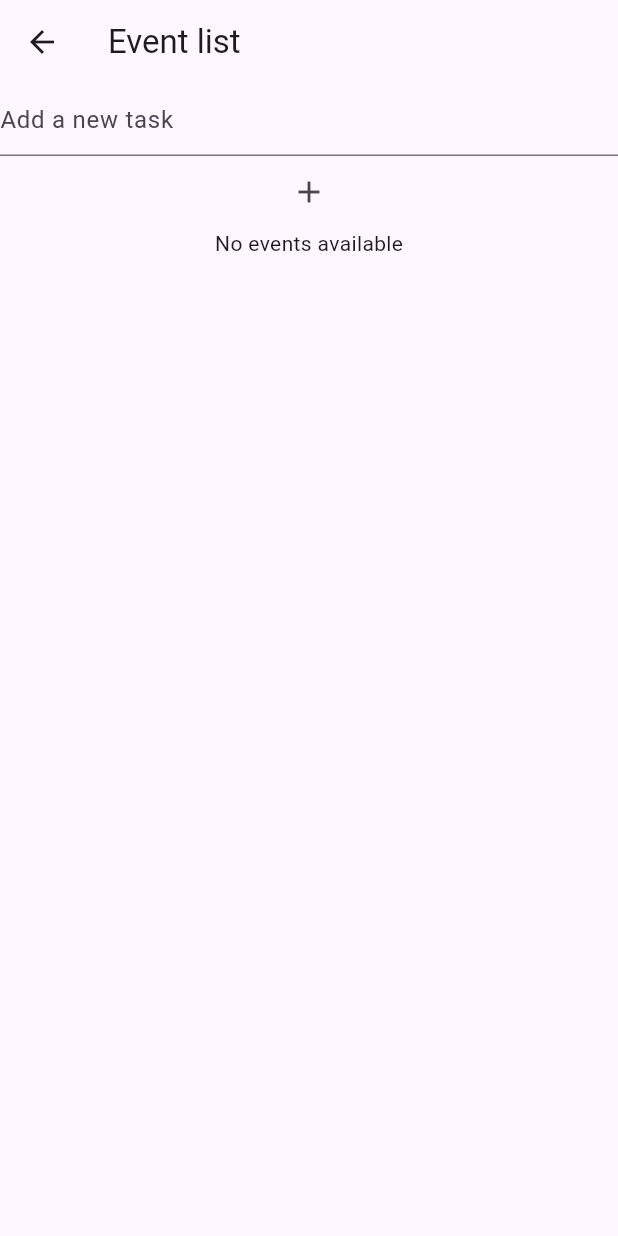
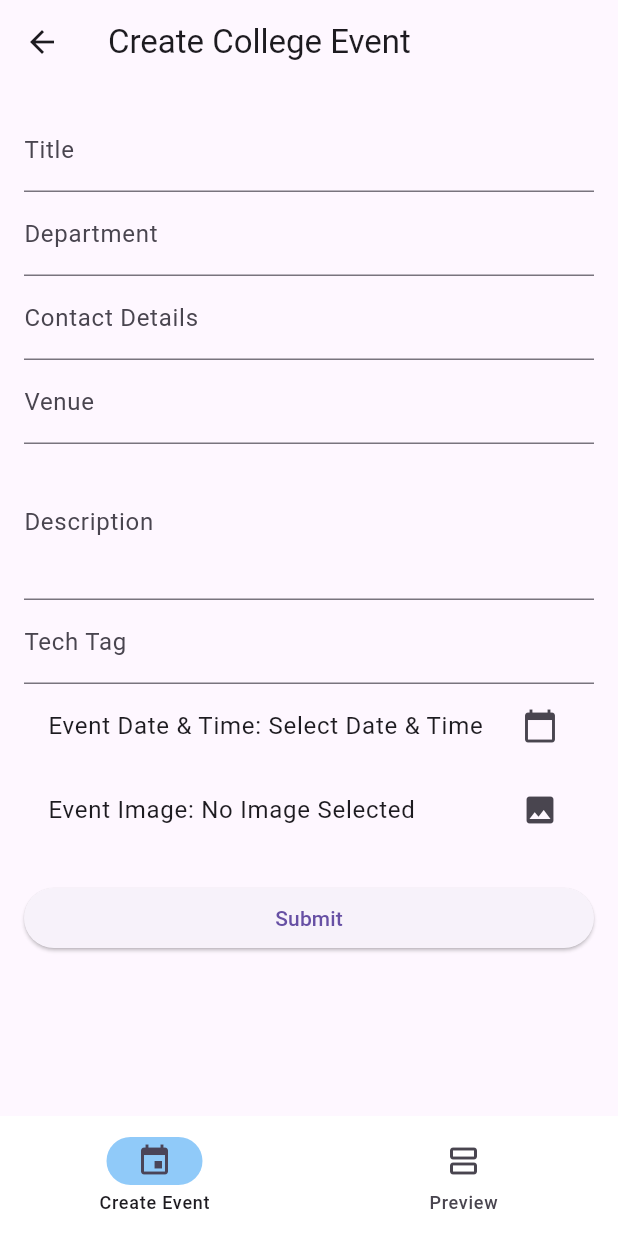
Before and after one commit to Deepak-Kumar-01/Universify, a Flutter app: the CollegeEvents screen opened directly, on a phone screen of 412 x 824 dp. Run offline on Flutter 3.47's test engine with Material 3 defaults, Android fonts, the phone set to English and light mode, and no system bars; our stand-ins replace cloud_firestore, firebase_auth, firebase_core, flutter_native_splash, flutter_secure_storage, image_picker; accounts and stored records are empty; generated files the repository leaves out were written again.

Commit message:
Event form connected to backend

```diff
--- a/lib/modals/event_model.dart
+++ b/lib/modals/event_model.dart
@@ -1,27 +1,83 @@
+// import 'package:cloud_firestore/cloud_firestore.dart';
+//
+// class EventModel {
+//   String title;
+//   bool isDone;
+//   Timestamp createdOn;
+//
+//   EventModel({required this.title, required this.isDone, required this.createdOn});
+//
+//   // Convert Event to Map for Firestore
+//   Map<String,dynamic> toMap(){
+//     return{
+//       'title':title,
+//       'isDone':isDone,
+//       'createdOn':createdOn
+//     };
+//   }
+//
+//   //Convert firebase Document to Event object
+//   factory EventModel.fromDocument(DocumentSnapshot doc){
+//     return EventModel(
+//       title: doc['title'],
+//       isDone: doc['isDone'],
+//       createdOn: doc['createdOn']
+//     );
+//   }
+// }
+
 import 'package:cloud_firestore/cloud_firestore.dart';
 
 class EventModel {
-  String title;
-  bool isDone;
-  Timestamp createdOn;
+  final String title;
+  final String department;
+  final DateTime dateTime;
+  final String contactDetails;
+  final String venue;
+  final String description;
+  final String techTag;
+  final String? imageUrl;
+  final bool isDone;
 
-  EventModel({required this.title, required this.isDone, required this.createdOn});
+  EventModel({
+    required this.title,
+    required this.department,
+    required this.dateTime,
+    required this.contactDetails,
+    required this.venue,
+    required this.description,
+    required this.techTag,
+    this.imageUrl,
+    this.isDone = false,
+  });
 
-  // Convert Event to Map for Firestore
-  Map<String,dynamic> toMap(){
-    return{
-      'title':title,
-      'isDone':isDone,
-      'createdOn':createdOn
+  // Factory constructor to create an instance of CollegeEvent from Firestore
+  factory EventModel.fromDocument(DocumentSnapshot doc) {
+    return EventModel(
+      title: doc['title'] ?? '',
+      department: doc['department'] ?? '',
+      dateTime: (doc['dateTime'] as Timestamp).toDate(),
+      contactDetails: doc['contactDetails'] ?? '',
+      venue: doc['venue'] ?? '',
+      description: doc['description'] ?? '',
+      techTag: doc['techTag'] ?? '',
+      imageUrl: doc['imageUrl'],
+      isDone: doc['isDone'] ?? false,
+    );
+  }
+
+  // Method to convert CollegeEvent to Map for saving in Firestore
+  Map<String, dynamic> toMap() {
+    return {
+      'title': title,
+      'department': department,
+      'dateTime': dateTime,
+      'contactDetails': contactDetails,
+      'venue': venue,
+      'description': description,
+      'techTag': techTag,
+      'imageUrl': imageUrl,
+      'isDone': isDone,
     };
   }
-
-  //Convert firebase Document to Event object
-  factory EventModel.fromDocument(DocumentSnapshot doc){
-    return EventModel(
-      title: doc['title'],
-      isDone: doc['isDone'],
-      createdOn: doc['createdOn']
-    );
-  }
 }
--- a/lib/services/event_database_services.dart
+++ b/lib/services/event_database_services.dart
@@ -18,15 +18,31 @@ class EventDatabaseServices {
   }
 
   //Add new event
-  Future<void> addEvent(String title)async{
+  Future<void> addEvent(
+      String title,
+      String department,
+      DateTime dateTime,
+      String contactDetails,
+      String venue,
+      String description,
+      String techTag,
+      String imageUrl,
+      bool isDone) async {
     await eventCollectionReference.add({
-      'title':title,
-      'isDone':false,
-      'createdOn':DateTime.timestamp()
+      'title': title,
+      'department': department,
+      'dateTime': dateTime,
+      'contactDetails': contactDetails,
+      'venue': venue,
+      'description': description,
+      'techTag': techTag,
+      'imageUrl':imageUrl,
+      'isDone':isDone
     });
   }
+
   //Delete Event
-  Future<void> deleteEvent(String id) async{
+  Future<void> deleteEvent(String id) async {
     await eventCollectionReference.doc(id).delete();
   }
 }
--- /dev/null
+++ b/lib/views/events/CollegeEventForm.dart
@@ -0,0 +1,146 @@
+import 'package:flutter/material.dart';
+import 'package:intl/intl.dart';
+import 'package:image_picker/image_picker.dart';
+import 'package:universify/services/event_database_services.dart';
+
+class CollegeEventForm extends StatefulWidget {
+  @override
+  _CollegeEventFormState createState() => _CollegeEventFormState();
+}
+
+class _CollegeEventFormState extends State<CollegeEventForm> {
+  final _formKey = GlobalKey<FormState>();
+  final EventDatabaseServices eventDatabaseServices=EventDatabaseServices("mca_event");
+
+  String? title;
+  String? department;
+  DateTime? dateTime;
+  String? contactDetails;
+  String? venue;
+  String? description;
+  String? techTag;
+  String? imageUrl;
+
+  Future<void> _pickDateTime() async {
+    final pickedDate = await showDatePicker(
+      context: context,
+      initialDate: DateTime.now(),
+      firstDate: DateTime(2000),
+      lastDate: DateTime(2100),
+    );
+    if (pickedDate != null) {
+      final pickedTime = await showTimePicker(
+        context: context,
+        initialTime: TimeOfDay.now(),
+      );
+      if (pickedTime != null) {
+        setState(() {
+          dateTime = DateTime(
+            pickedDate.year,
+            pickedDate.month,
+            pickedDate.day,
+            pickedTime.hour,
+            pickedTime.minute,
+          );
+        });
+      }
+    }
+  }
+
+  Future<void> _pickImage() async {
+    final image = await ImagePicker().pickImage(source: ImageSource.gallery);
+    if (image != null) {
+      setState(() {
+        imageUrl = image.path;
+      });
+    }
+  }
+
+  @override
+  Widget build(BuildContext context) {
+    return Scaffold(
+      appBar: AppBar(title: Text('Create College Event')),
+      body: Padding(
+        padding: const EdgeInsets.all(16.0),
+        child: Form(
+          key: _formKey,
+          child: ListView(
+            children: [
+              TextFormField(
+                decoration: InputDecoration(labelText: 'Title'),
+                onSaved: (value) => title = value,
+                validator: (value) =>
+                value == null || value.isEmpty ? 'Enter title' : null,
+              ),
+              TextFormField(
+                decoration: InputDecoration(labelText: 'Department'),
+                onSaved: (value) => department = value,
+                validator: (value) =>
+                value == null || value.isEmpty ? 'Enter department' : null,
+              ),
+              TextFormField(
+                decoration: InputDecoration(labelText: 'Contact Details'),
+                onSaved: (value) => contactDetails = value,
+                validator: (value) => value == null || value.isEmpty
+                    ? 'Enter contact details'
+                    : null,
+              ),
+              TextFormField(
+                decoration: InputDecoration(labelText: 'Venue'),
+                onSaved: (value) => venue = value,
+                validator: (value) =>
+                value == null || value.isEmpty ? 'Enter venue' : null,
+              ),
+              TextFormField(
+                decoration: InputDecoration(labelText: 'Description'),
+                onSaved: (value) => description = value,
+                validator: (value) =>
+                value == null || value.isEmpty ? 'Enter description' : null,
+                maxLines: 3,
+              ),
+              TextFormField(
+                decoration: InputDecoration(labelText: 'Tech Tag'),
+                onSaved: (value) => techTag = value,
+                validator: (value) =>
+                value == null || value.isEmpty ? 'Enter tech tag' : null,
+              ),
+              ListTile(
+                title: Text(
+                  'Event Date & Time: ${dateTime != null ? DateFormat('yyyy-MM-dd HH:mm').format(dateTime!) : 'Select Date & Time'}',
+                ),
+                trailing: Icon(Icons.calendar_today),
+                onTap: _pickDateTime,
+              ),
+              ListTile(
+                title: Text(
+                  'Event Image: ${imageUrl != null ? imageUrl!.split('/').last : 'No Image Selected'}',
+                ),
+                trailing: Icon(Icons.image),
+                onTap: _pickImage,
+              ),
+              SizedBox(height: 20),
+              ElevatedButton(
+                onPressed: () {
+                  if (_formKey.currentState!.validate()) {
+                    _formKey.currentState!.save();
+                    // Now you can use these variables to create a CollegeEventCard or process further
+                    eventDatabaseServices.addEvent(title!, department!, dateTime!, contactDetails!, venue!, description!, techTag!, imageUrl!, false);
+                    print("Title: $title");
+                    print("Department: $department");
+                    print("DateTime: $dateTime");
+                    print("Contact Details: $contactDetails");
+                    print("Venue: $venue");
+                    print("Description: $description");
+                    print("Tech Tag: $techTag");
+                    print("Image URL: $imageUrl");
+                  }
+                },
+                child: Text('Submit'),
+              ),
+            ],
+          ),
+        ),
+      ),
+    );
+  }
+}
--- /dev/null
+++ b/lib/views/events/collegeEventView.dart
@@ -0,0 +1,67 @@
+import 'package:flutter/material.dart';
+
+import '../../services/event_database_services.dart';
+import 'collegeEventCard.dart';
+class CollegeEventView extends StatefulWidget {
+  const CollegeEventView({super.key});
+
+  @override
+  State<CollegeEventView> createState() => _CollegeEventViewState();
+}
+
+class _CollegeEventViewState extends State<CollegeEventView> {
+  final EventDatabaseServices eventDatabaseServices=EventDatabaseServices("mca_event");
+  @override
+  Widget build(BuildContext context) {
+    return Scaffold(
+      appBar: AppBar(
+        title: Text("Ongoing Event"),
+      ),
+      body: StreamBuilder(stream: eventDatabaseServices.getEvents(), builder: (context,snapshot){
+        if (snapshot.connectionState == ConnectionState.waiting) {
+          return Center(child: CircularProgressIndicator());
+        }
+        if (snapshot.hasError) {
+          return Center(child: Text("Error: ${snapshot.error}"));
+        }
+        if (!snapshot.hasData || snapshot.data!.isEmpty) {
+          return Center(child: Text("No events available"));
+        }
+        final events=snapshot.data!;
+        // return Expanded(
+        //   child: ListView.builder(
+        //     itemCount: events.length,
+        //     itemBuilder: (context,index){
+        //       final event= events[index];
+        //       return ListTile(
+        //         title: Text(event.title),
+        //         trailing: Checkbox(
+        //           value: event.isDone,
+        //           onChanged: (bool? value) {  },
+        //         ),
+        //       );
+        //     },
+        //   ),
+        // );
+        return ListView.builder(
+          itemCount: events.length,
+          itemBuilder: (context, index) {
+            final event = events[index];
+            return CollegeEventCard(
+              title: event.title,
+              department: event.department,
+              dateTime: event.dateTime,
+              contactDetails: event.contactDetails,
+              venue: event.venue,
+              description: event.description,
+              techTag:event.techTag,
+              backgroundColor: Colors.blueGrey[900]!, // Custom background color
+              textColor: Colors.white,                // Custom text color
+              imageUrl: event.imageUrl,
+            );
+          },
+        );
+      }),
+    );
+  }
+}
--- a/lib/views/events/collegeEvents.dart
+++ b/lib/views/events/collegeEvents.dart
@@ -1,5 +1,7 @@
 import 'package:flutter/material.dart';
 import 'package:universify/services/event_database_services.dart';
+import 'package:universify/views/events/collegeEventView.dart';
+import 'package:universify/views/events/CollegeEventForm.dart';
 
 import 'collegeEventCard.dart';
 
@@ -13,76 +15,25 @@ class CollegeEvents extends StatefulWidget {
 class _CollegeEventsState extends State<CollegeEvents> {
   final EventDatabaseServices eventDatabaseServices=EventDatabaseServices("mca_event");
   final TextEditingController controller1=TextEditingController();
+  int _currentIndex=0;
   @override
   Widget build(BuildContext context) {
     return Scaffold(
-      appBar: AppBar(
-        title: Text("Event list"),
-      ),
-      body: Column(
-        children: [
-          TextField(
-            controller: controller1,
-            decoration: InputDecoration(hintText: 'Add a new task'),
-          ),
-          IconButton(
-            icon: Icon(Icons.add),
-            onPressed: (){
-              if(controller1.text.isNotEmpty){
-                eventDatabaseServices.addEvent(controller1.text);
-                controller1.clear();
-              }
-            },
-          ),
-          StreamBuilder(stream: eventDatabaseServices.getEvents(), builder: (context,snapshot){
-            if (snapshot.connectionState == ConnectionState.waiting) {
-              return Center(child: CircularProgressIndicator());
-            }
-            if (snapshot.hasError) {
-              return Center(child: Text("Error: ${snapshot.error}"));
-            }
-            if (!snapshot.hasData || snapshot.data!.isEmpty) {
-              return Center(child: Text("No events available"));
-            }
-            final events=snapshot.data!;
-            // return Expanded(
-            //   child: ListView.builder(
-            //     itemCount: events.length,
-            //     itemBuilder: (context,index){
-            //       final event= events[index];
-            //       return ListTile(
-            //         title: Text(event.title),
-            //         trailing: Checkbox(
-            //           value: event.isDone,
-            //           onChanged: (bool? value) {  },
-            //         ),
-            //       );
-            //     },
-            //   ),
-            // );
-            return Expanded(
-              child: ListView.builder(
-                itemCount: events.length,
-                itemBuilder: (context, index) {
-                  final event = events[index];
-                  return CollegeEventCard(
-                    title: "Flutter Workshop",
-                    department: "Computer Science",
-                    dateTime: DateTime(2024, 11, 12, 10, 30),
-                    contactDetails: "+1234567890",
-                    venue: "Auditorium, Block A",
-                    description: "An introductory workshop on Flutter for mobile app development.",
-                    techTag: "Flutter",
-                    backgroundColor: Colors.blueGrey[900]!, // Custom background color
-                    textColor: Colors.white,                // Custom text color
-                    imageUrl: "assets/images/lazyPanda.jpg",
-                  );
-                },
-              ),
-            );
-          })
+      bottomNavigationBar: NavigationBar(
+        selectedIndex: _currentIndex,
+        onDestinationSelected: (int index){
+          setState(() {
+            _currentIndex=index;
+          });
+        },
+        indicatorColor: Colors.blue[200],
+        backgroundColor: Colors.white,
+        destinations: [
+          NavigationDestination(icon: Icon(Icons.event), label: "Create Event"),
+          NavigationDestination(icon: Icon(Icons.view_agenda_outlined), label: "Preview"),
         ],
       ),
+      body: [CollegeEventForm(),const CollegeEventView()][_currentIndex],
     );
   }
 }
--- a/pubspec.yaml
+++ b/pubspec.yaml
@@ -44,6 +44,7 @@ dependencies:
   flutter_native_splash: ^2.4.0
   cloud_firestore: ^5.4.0
   intl: ^0.19.0
+  image_picker: ^1.1.2
 
 dev_dependencies:
   flutter_test:
```
Also changed, not shown: pubspec.lock, 1 other file.
